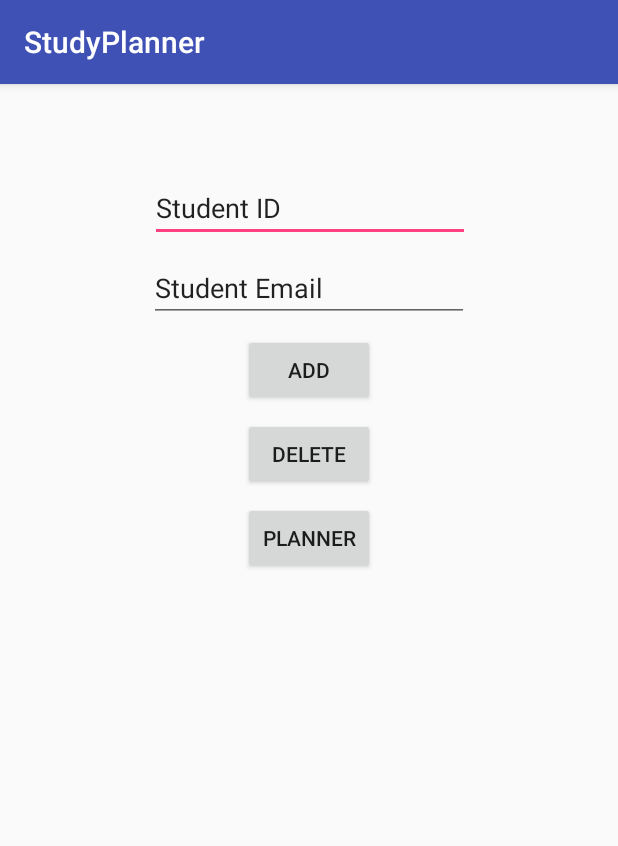
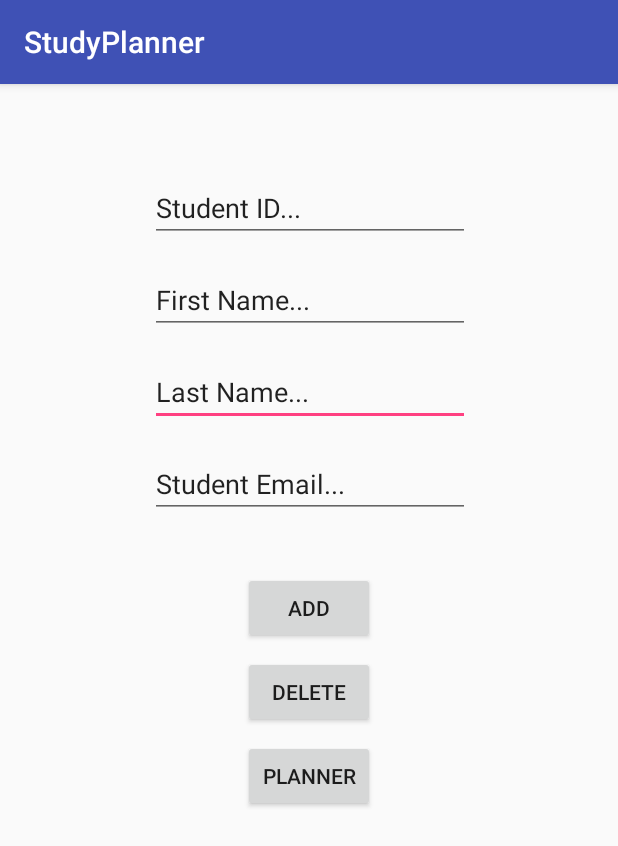
Before and after one commit to MichaelAldous/StudyPlanner, an Android app: the StudentActivity screen opened directly, with no data from a screen before it, on a phone screen of 412 x 824 dp. Shown: the top 846 px of the screen. Run offline under Robolectric (Android 15) with nearby library versions, the phone set to English and light mode, and no system bars.

Commit message:
Student and DBHelper
Updated DBHelper with Student functions and info, updated Student page.

```diff
--- a/app/src/main/res/layout/activity_student.xml
+++ b/app/src/main/res/layout/activity_student.xml
@@ -7,41 +7,72 @@
     android:layout_height="match_parent">
 
     <EditText
-        android:id="@+id/editText"
+        android:id="@+id/studentLNameEditText"
         android:layout_width="wrap_content"
         android:layout_height="wrap_content"
+        android:layout_marginStart="8dp"
+        android:layout_marginTop="16dp"
         android:layout_marginEnd="8dp"
+        android:ems="10"
+        android:inputType="textPersonName"
+        android:text="Last Name..."
+        app:layout_constraintEnd_toEndOf="parent"
+        app:layout_constraintHorizontal_bias="0.503"
+        app:layout_constraintStart_toStartOf="parent"
+        app:layout_constraintTop_toBottomOf="@+id/studentFNameEditText" />
+
+    <EditText
+        android:id="@+id/studentFNameEditText"
+        android:layout_width="wrap_content"
+        android:layout_height="wrap_content"
+        android:layout_marginStart="8dp"
+        android:layout_marginTop="16dp"
+        android:layout_marginEnd="8dp"
+        android:ems="10"
+        android:inputType="textPersonName"
+        android:text="First Name..."
+        app:layout_constraintEnd_toEndOf="parent"
+        app:layout_constraintHorizontal_bias="0.503"
+        app:layout_constraintStart_toStartOf="parent"
+        app:layout_constraintTop_toBottomOf="@+id/studentIDEditText" />
+
+    <EditText
+        android:id="@+id/studentIDEditText"
+        android:layout_width="wrap_content"
+        android:layout_height="wrap_content"
         android:layout_marginStart="8dp"
         android:layout_marginTop="60dp"
+        android:layout_marginEnd="8dp"
         android:ems="10"
         android:inputType="textPersonName"
-        android:text="Student ID"
+        android:text="Student ID..."
         app:layout_constraintEnd_toEndOf="parent"
         app:layout_constraintHorizontal_bias="0.503"
         app:layout_constraintStart_toStartOf="parent"
         app:layout_constraintTop_toTopOf="parent" />
 
     <EditText
-        android:id="@+id/editText2"
+        android:id="@+id/studentEmailEditText"
         android:layout_width="wrap_content"
         android:layout_height="wrap_content"
+        android:layout_marginStart="8dp"
+        android:layout_marginTop="16dp"
         android:layout_marginEnd="8dp"
-        android:layout_marginStart="8dp"
-        android:layout_marginTop="8dp"
         android:ems="10"
         android:inputType="textEmailAddress"
-        android:text="Student Email"
+        android:text="Student Email..."
         app:layout_constraintEnd_toEndOf="parent"
+        app:layout_constraintHorizontal_bias="0.503"
         app:layout_constraintStart_toStartOf="parent"
-        app:layout_constraintTop_toBottomOf="@+id/editText" />
+        app:layout_constraintTop_toBottomOf="@+id/studentLNameEditText" />
 
     <Button
         android:id="@+id/buttonDeleteStudent"
         android:layout_width="wrap_content"
         android:layout_height="wrap_content"
-        android:layout_marginEnd="8dp"
         android:layout_marginStart="8dp"
         android:layout_marginTop="8dp"
+        android:layout_marginEnd="8dp"
         android:text="Delete"
         app:layout_constraintEnd_toEndOf="parent"
         app:layout_constraintStart_toStartOf="parent"
@@ -51,9 +82,9 @@
         android:id="@+id/buttonPlanner2"
         android:layout_width="wrap_content"
         android:layout_height="wrap_content"
-        android:layout_marginEnd="8dp"
         android:layout_marginStart="8dp"
         android:layout_marginTop="8dp"
+        android:layout_marginEnd="8dp"
         android:text="Planner"
         app:layout_constraintEnd_toEndOf="parent"
         app:layout_constraintStart_toStartOf="parent"
@@ -63,11 +94,12 @@
         android:id="@+id/buttonAddStudent"
         android:layout_width="wrap_content"
         android:layout_height="wrap_content"
+        android:layout_marginStart="8dp"
+        android:layout_marginTop="36dp"
         android:layout_marginEnd="8dp"
-        android:layout_marginStart="8dp"
-        android:layout_marginTop="8dp"
+        android:onClick="AddStudentClicked"
         android:text="Add"
         app:layout_constraintEnd_toEndOf="parent"
         app:layout_constraintStart_toStartOf="parent"
-        app:layout_constraintTop_toBottomOf="@+id/editText2" />
+        app:layout_constraintTop_toBottomOf="@+id/studentEmailEditText" />
 </android.support.constraint.ConstraintLayout>
```
Also changed, not shown: app/src/main/java/com/example/maldo/studyplanner/MyDBHandler.java (+19 -4 lines), app/src/main/java/com/example/maldo/studyplanner/StudentActivity.java (+17 -2 lines).
